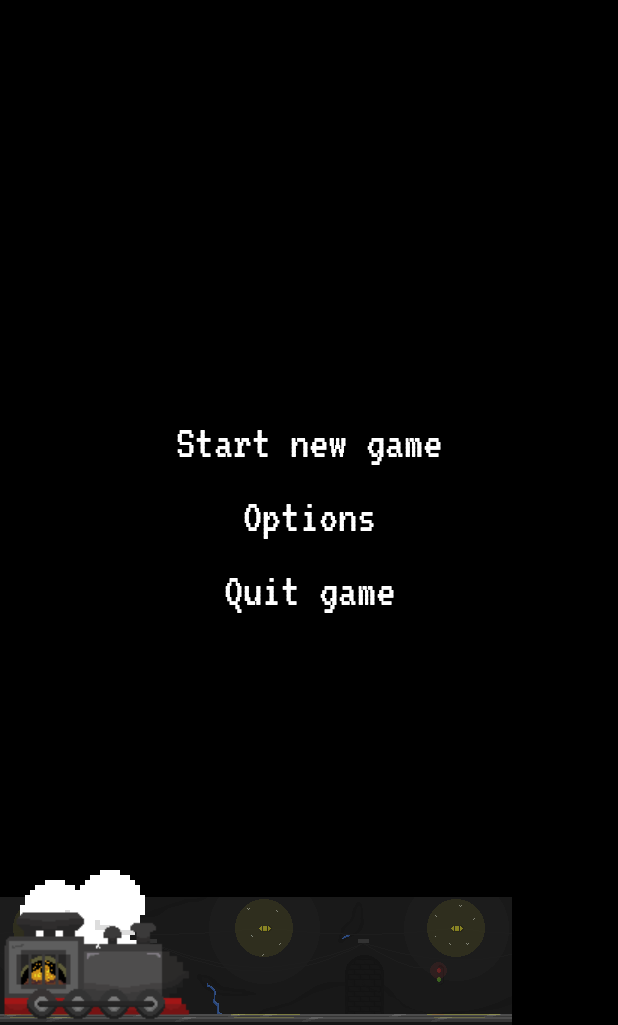
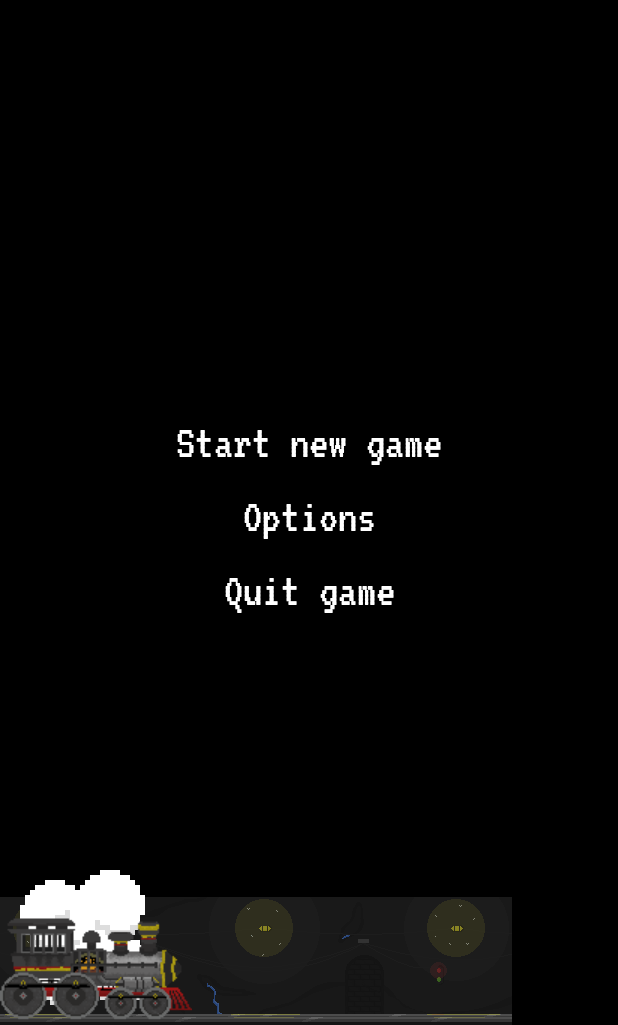
Before and after one commit to JulesGuesnon/TchouTchou, an Android app: the layout fragment_game.xml on its own in the app's theme, with its tools: preview values and no code run, on a phone screen of 412 x 824 dp, the part 211-1236 px from its top. Run offline under Robolectric (Android 15) with nearby library versions, the phone set to English and light mode, and no system bars.

Commit message:
:lipstick: Added app icon

```diff
--- a/app/src/main/AndroidManifest.xml
+++ b/app/src/main/AndroidManifest.xml
@@ -4,9 +4,9 @@
 
     <application
         android:allowBackup="true"
-        android:icon="@mipmap/ic_launcher"
+        android:icon="@drawable/logo"
         android:label="@string/app_name"
-        android:roundIcon="@mipmap/ic_launcher_round"
+        android:roundIcon="@drawable/logo_circle"
         android:supportsRtl="true"
         android:theme="@style/AppTheme"
         android:largeHeap="true"
--- a/app/src/main/java/com/example/tchoutchou/logic/Game.kt
+++ b/app/src/main/java/com/example/tchoutchou/logic/Game.kt
@@ -98,6 +98,8 @@ class Game(val context: Context, val display: Display) {
 
             animateTrainArrive()
 
+            train.pauseAnimation()
+
             train.stationManager.show(train.currentStation.name)
 
             storyManager.currentNode.characters.forEachIndexed {i, it ->
@@ -106,6 +108,7 @@ class Game(val context: Context, val display: Display) {
                     - (i * 0.3 * characterWidth).toFloat()
                 )
             }
+
             eventManager.emit(EventType.BEFOREEVENT)
 
             storyManager.modalManager.say(storyManager.currentNode.title, storyManager.currentNode.subtitle, 2000)
@@ -125,6 +128,8 @@ class Game(val context: Context, val display: Display) {
             choice.callback(this)
 
             train.stationManager.hide()
+
+            train.runAnimation()
 
             train.animateFromPositionToOutsideRight()
 
@@ -175,6 +180,7 @@ class Game(val context: Context, val display: Display) {
             else -> t(R.string.transition_standard_1)
         }
 
+        train.stationManager.hide()
         transitionManager.show(endTransition)
 
         delay(500)
--- a/app/src/main/res/layout/fragment_game.xml
+++ b/app/src/main/res/layout/fragment_game.xml
@@ -198,9 +198,9 @@
         android:layout_height="wrap_content"
         app:layout_constraintBottom_toBottomOf="parent"
         app:layout_constraintStart_toStartOf="parent"
-        android:src="@drawable/train_main"
-        app:srcCompat="@drawable/train_main"
-        tools:srcCompat="@drawable/train_main"
+        android:src="@drawable/train_standard"
+        app:srcCompat="@drawable/train_standard"
+        tools:srcCompat="@drawable/train_standard"
         android:elevation="2dp"
         />
 
--- a/app/src/main/res/values/colors.xml
+++ b/app/src/main/res/values/colors.xml
@@ -1,6 +1,6 @@
 <?xml version="1.0" encoding="utf-8"?>
 <resources>
-    <color name="colorPrimary">#008577</color>
-    <color name="colorPrimaryDark">#00574B</color>
-    <color name="colorAccent">#D81B60</color>
+    <color name="colorPrimary">#D23434</color>
+    <color name="colorPrimaryDark">#CC1E1E</color>
+    <color name="colorAccent">#FECD1F</color>
 </resources>
--- a/app/src/main/res/values/strings.xml
+++ b/app/src/main/res/values/strings.xml
@@ -145,6 +145,11 @@
     <string name="B5_choice_1">Philanthropy first!</string>
     <string name="B5_choice_2">My gun game is kinda rusty, let’s train a bit.</string>
 
+    <string name="RAND1_title">Highway to hell</string>
+    <string name="RAND1_subtitle">Mom get the camera!</string>
+    <string name="RAND1_sentence">That’s not a bedtime story anymore. *coughs* and that thing smells like shiii... Oow lordy, it’s looking at you now. I don’t want to force your hand but it seems like you’ll have to fight. Ok bye.</string>
+    <string name="RAND1_choice_1">I\'m one with the force and the force is with me.</string>
+
     <string name="transition_standard_1">Everything went fine. At least that’s how you feel.</string>
     <string name="transition_standard_2">You’re like the king of good choices. You should think about writing a book</string>
     <string name="transition_standard_3">The engine is purring so nicely that you almost fell asleep. What a time to be alive.</string>
```
Also changed, not shown: app/src/main/java/com/example/tchoutchou/logic/train/Train.kt (+13 -0 lines), app/src/main/java/com/example/tchoutchou/story/Random.kt (added, +24 -0 lines), app/src/main/res/drawable-v24/logo.png (added), app/src/main/res/drawable-v24/logo_circle.png (added), app/src/main/res/drawable-v24/train_standard.gif (added).
